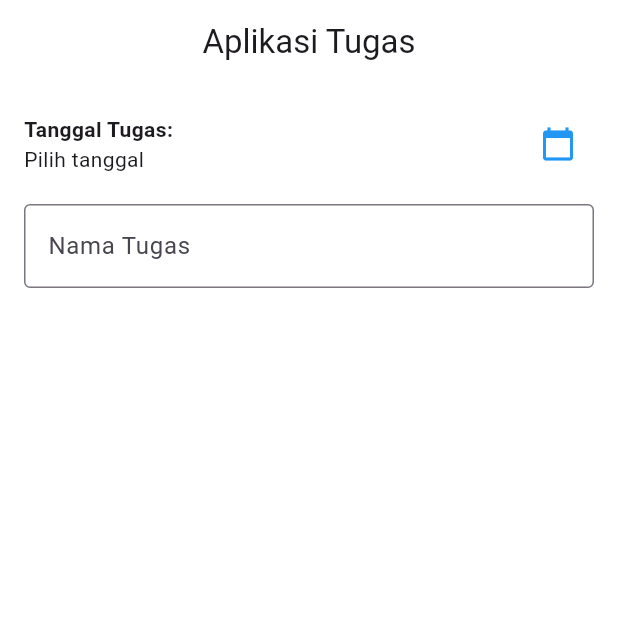
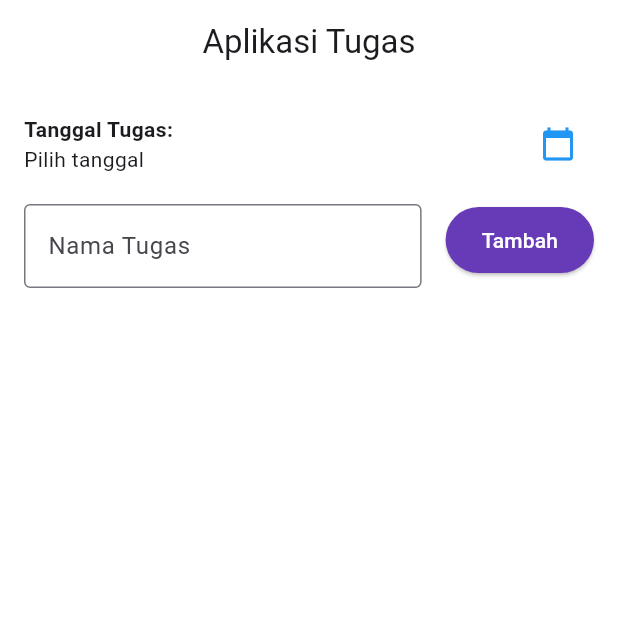
Before and after one commit to nadiacahyadewi/TodoApp_0001, a Flutter app: the screen it shows after launch, on a phone screen of 412 x 824 dp, the top half of it. Run offline on Flutter 3.47's test engine with Material 3 defaults, Android fonts, the phone set to English and light mode, and no system bars; missing offline and left inert: bottom_picker.

Commit message:
menambahkan button

```diff
--- a/lib/todoApp_page.dart
+++ b/lib/todoApp_page.dart
@@ -161,6 +161,24 @@ class _TodoappPageState extends State<TodoappPage> {
                           },
                         ),
                       ),
+
+                      const SizedBox(width: 16),
+
+                      SizedBox(
+                        child: ElevatedButton(
+                          style: ElevatedButton.styleFrom(
+                            backgroundColor: Colors.deepPurple,
+                            foregroundColor: Colors.white,
+                            shape: RoundedRectangleBorder(
+                              borderRadius: BorderRadius.circular(30),
+                            ),
+                            padding: const EdgeInsets.symmetric(horizontal: 24, vertical: 12),
+                          ),
+                          onPressed: addTask,
+                          child: Text('Tambah'),
+                        ),
+                      ),
+
                     ],
                   ),
                 ],
```
